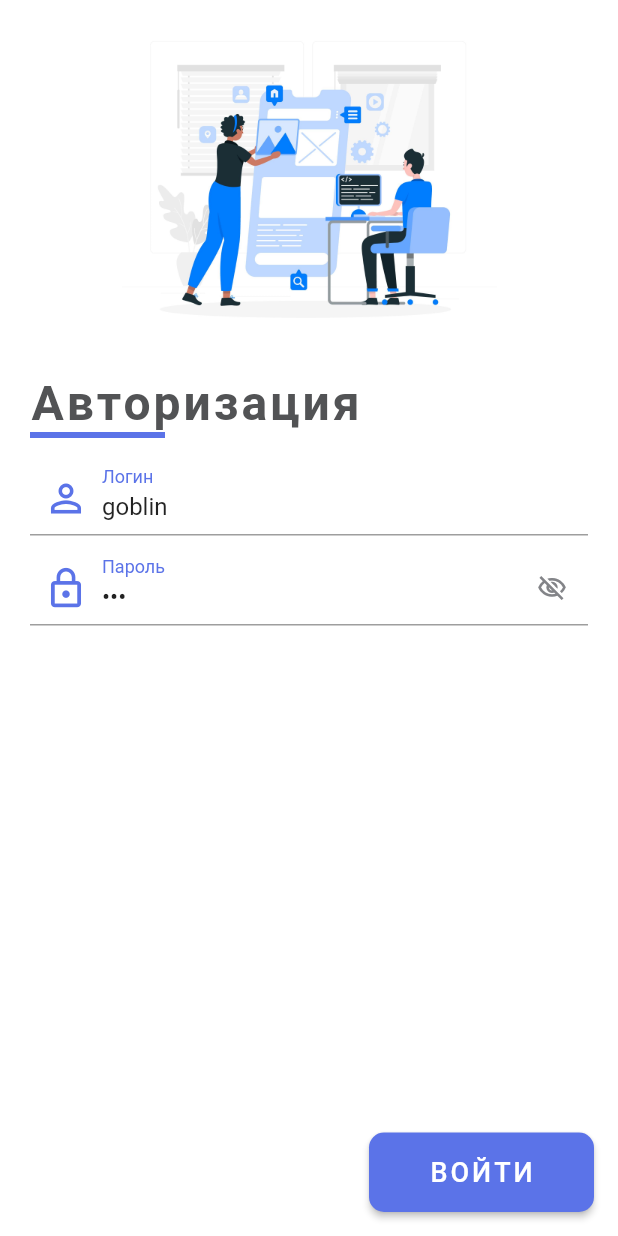
After one commit to AkhmedovSH/flutter_mdokon_cashier, a Flutter app: the screen it shows after launch, on a phone screen of 412 x 824 dp. The commit adds this screen. Run offline on Flutter 3.47's test engine with Material 2 defaults, Android fonts, the phone set to English and light mode, and no system bars; our stand-ins replace dio, flutter_spinkit, get, package_info_plus, shared_preferences.

Commit message:
bugs fixed

```diff
--- /dev/null
+++ b/lib/components/loading_layout.dart
@@ -0,0 +1,60 @@
+import 'dart:convert';
+
+import 'package:flutter/material.dart';
+import 'package:get/get.dart';
+import 'package:shared_preferences/shared_preferences.dart';
+import 'package:flutter/services.dart';
+import 'package:flutter_spinkit/flutter_spinkit.dart';
+
+import '../../helpers/globals.dart';
+import '../../helpers/api.dart';
+
+class LoadingLayout extends StatefulWidget {
+  const LoadingLayout({Key? key, this.isLoading, this.body}) : super(key: key);
+  final bool? isLoading;
+  final Widget? body;
+
+  @override
+  State<LoadingLayout> createState() => _LoadingLayoutState();
+}
+
+class _LoadingLayoutState extends State<LoadingLayout>
+    with TickerProviderStateMixin {
+  AnimationController? animationController;
+
+  @override
+  void initState() {
+    super.initState();
+    setState(() {
+      animationController = AnimationController(
+          vsync: this, duration: const Duration(milliseconds: 1200));
+    });
+  }
+
+  @override
+  dispose() {
+    animationController!.dispose(); // you need this
+    super.dispose();
+  }
+
+  @override
+  Widget build(BuildContext context) {
+    return Stack(
+      children: [
+        widget.body!,
+        widget.isLoading!
+            ? Container(
+                width: MediaQuery.of(context).size.width,
+                height: MediaQuery.of(context).size.height,
+                color: Colors.black.withOpacity(0.4),
+                child: SpinKitThreeBounce(
+                  color: blue,
+                  size: 35.0,
+                  controller: animationController,
+                ),
+              )
+            : Container(),
+      ],
+    );
+  }
+}
--- a/lib/helpers/api.dart
+++ b/lib/helpers/api.dart
@@ -52,10 +52,11 @@ Future guestPost(String url, dynamic payload) async {
     return response.data;
   } on DioError catch (e) {
     if (e.response?.statusCode == 400) {
+      print(e.response?.statusCode);
       return;
     }
     if (e.response?.statusCode == 401) {
-      print(111);
+      print(e.response?.statusCode);
     }
   }
 }
--- a/lib/pages/auth/login.dart
+++ b/lib/pages/auth/login.dart
@@ -4,9 +4,11 @@ import 'package:flutter/material.dart';
 import 'package:get/get.dart';
 import 'package:shared_preferences/shared_preferences.dart';
 import 'package:flutter/services.dart';
+import 'package:flutter_spinkit/flutter_spinkit.dart';
 
 import '../../helpers/globals.dart';
 import '../../helpers/api.dart';
+import '../../components/loading_layout.dart';
 
 class Login extends StatefulWidget {
   const Login({Key? key}) : super(key: key);
@@ -15,14 +17,17 @@ class Login extends StatefulWidget {
   _LoginState createState() => _LoginState();
 }
 
-class _LoginState extends State<Login> {
+class _LoginState extends State<Login> with TickerProviderStateMixin {
   final _formKey = GlobalKey<FormState>();
   dynamic payload = {'username': 'goblin', 'password': '123'};
   bool showPassword = false;
+  bool loading = false;
 
   login() async {
+    setState(() {
+      loading = true;
+    });
     final data = await guestPost('/auth/login', payload);
-
     SharedPreferences prefs = await SharedPreferences.getInstance();
     prefs.setString('access_token', data['access_token']);
     prefs.setString('username', payload['username'].toString().toLowerCase());
@@ -53,11 +58,16 @@ class _LoginState extends State<Login> {
     } else {
       Get.offAllNamed('/cashboxes', arguments: response['posList']);
     }
+    setState(() {
+      loading = false;
+    });
   }
 
   @override
   Widget build(BuildContext context) {
-    return Scaffold(
+    return LoadingLayout(
+      isLoading: loading,
+      body: Scaffold(
         appBar: PreferredSize(
           preferredSize: const Size.fromHeight(0.0),
           child: AppBar(
@@ -226,6 +236,7 @@ class _LoginState extends State<Login> {
             style: TextStyle(color: white, fontSize: 18, letterSpacing: 2.0),
           ),
         ),
+      ),
     );
   }
 }
--- a/pubspec.yaml
+++ b/pubspec.yaml
@@ -40,6 +40,8 @@ dependencies:
   url_launcher: ^6.0.18
   package_info_plus: ^1.3.0
   intl: ^0.17.0
+  flutter_spinkit: ^5.1.0
+  flutter_easyloading: ^3.0.3
 
 
 flutter_icons:
```
Also changed, not shown: lib/pages/calculator.dart (+7 -5 lines), lib/main.dart (line endings or trailing spaces), pubspec.lock. Lines whose indentation alone changed are shown as unchanged.
